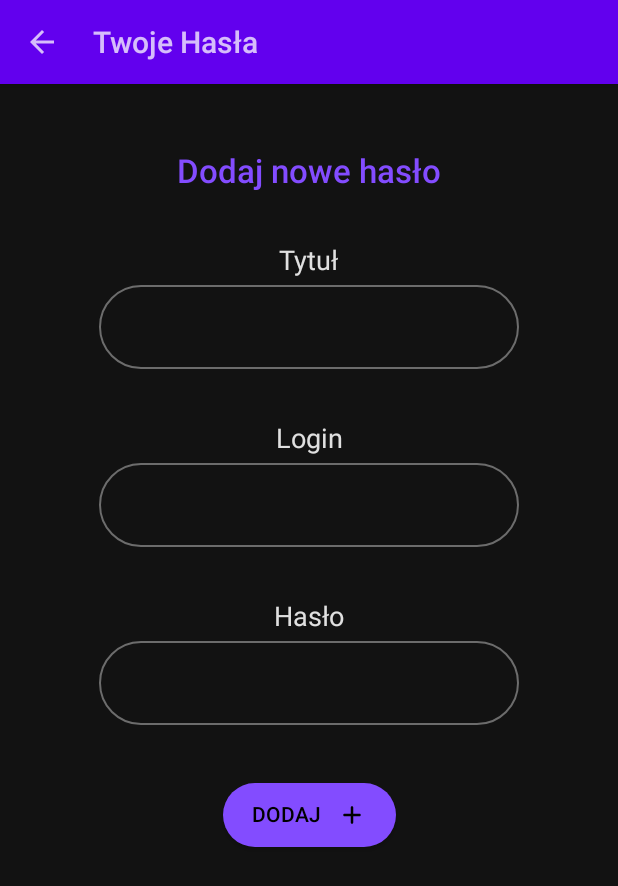
After one commit to arix2000/PasswordSaver, an Android app built with Jetpack Compose: the PasswordAddScreen screen opened through its navigation route, on a phone screen of 412 x 824 dp. The commit adds this screen. Shown: the top 886 px of the screen. Run offline under Robolectric (Android 15) with nearby library versions, the phone set to English and light mode, and no system bars; our stand-ins replace Room's generated code, livedata-compose; 1 statement that could not run was skipped.

Commit message:
add password add screen

```diff
--- a/app/src/main/java/com/password/saver/MyPasswordsActivity.kt
+++ b/app/src/main/java/com/password/saver/MyPasswordsActivity.kt
@@ -16,6 +16,7 @@ import com.password.saver.features.loginscreen.ui.LoginFragment
 import com.password.saver.features.loginscreen.ui.LoginScreen
 import com.password.saver.features.passwordlist.ui.screens.PasswordDetails
 import com.password.saver.features.passwordlist.ui.PasswordsFragment
+import com.password.saver.features.passwordlist.ui.screens.PasswordAddScreen
 import com.password.saver.models.Password
 import com.password.saver.models.Password.Companion.PASSWORD_ARGUMENT_KEY
 import com.password.saver.ui.appcomposables.AppSnackBarHost
@@ -39,12 +40,8 @@ class MyPasswordsActivity : ComponentActivity() {
         val scaffoldState = rememberScaffoldState()
         Scaffold(
             scaffoldState = scaffoldState,
-            topBar = {
-                TopBar(navController, shouldShowBackButton)
-            },
-            snackbarHost = {
-                AppSnackBarHost(hostState = it)
-            }
+            topBar = { TopBar(navController, shouldShowBackButton) },
+            snackbarHost = { AppSnackBarHost(hostState = it) }
         ) {
             NavHost(navController = navController, startDestination = ROUTE_LOGIN_FRAGMENT) {
                 composable(ROUTE_LOGIN_FRAGMENT) {
@@ -61,12 +58,17 @@ class MyPasswordsActivity : ComponentActivity() {
                 }
                 composable(
                     "$ROUTE_PASSWORD_DETAILS/{password}",
-                    arguments = listOf(navArgument(PASSWORD_ARGUMENT_KEY) { type = NavType.StringType })) { backStackEntry ->
+                    listOf(navArgument(PASSWORD_ARGUMENT_KEY) { type = NavType.StringType })
+                ) { backStackEntry ->
                     backStackEntry.arguments?.getString(PASSWORD_ARGUMENT_KEY)?.let {
                         PasswordDetails(Password.fromJson(it), scaffoldState)
                     }
-                        shouldShowBackButton = true
-                    }
+                    shouldShowBackButton = true
+                }
+                composable(ROUTE_PASSWORD_ADD) {
+                    PasswordAddScreen(scaffoldState, navController)
+                    shouldShowBackButton = true
+                }
             }
         }
     }
@@ -89,5 +91,6 @@ class MyPasswordsActivity : ComponentActivity() {
         const val ROUTE_PASSWORD_LIST = "passwordList"
         const val ROUTE_LOGIN_SCREEN = "loginScreen"
         const val ROUTE_PASSWORD_DETAILS = "passwordDetails"
+        const val ROUTE_PASSWORD_ADD = "passwordAdd"
     }
 }
--- a/app/src/main/java/com/password/saver/features/passwordlist/PasswordsViewModel.kt
+++ b/app/src/main/java/com/password/saver/features/passwordlist/PasswordsViewModel.kt
@@ -11,7 +11,7 @@ class PasswordsViewModel(private val repository: PasswordsRepository): ViewModel
         repository.delete(password)
     }
 
-    fun insert(password: Password) {
+    fun add(password: Password) {
         repository.insert(password)
     }
 
--- a/app/src/main/java/com/password/saver/features/passwordlist/ui/ListItemPassword.kt
+++ b/app/src/main/java/com/password/saver/features/passwordlist/ui/ListItemPassword.kt
@@ -35,7 +35,7 @@ fun ListItemPassword(password: Password, onClick: () -> Unit) {
                 }
             ) {
 
-            Column(Modifier.padding(horizontal = 20.dp, vertical = 10.dp)) {
+            Column(Modifier.padding(horizontal = 20.dp, vertical = 10.dp).padding(end = 30.dp)) {
                 Text(
                     text = password.title,
                     maxLines = 1,
--- a/app/src/main/java/com/password/saver/features/passwordlist/ui/PasswordFragment.kt
+++ b/app/src/main/java/com/password/saver/features/passwordlist/ui/PasswordFragment.kt
@@ -1,10 +1,11 @@
 package com.password.saver.features.passwordlist.ui
 
 import androidx.compose.runtime.Composable
+import androidx.compose.runtime.collectAsState
+import androidx.compose.runtime.getValue
 import androidx.navigation.NavController
 import com.password.saver.features.passwordlist.PasswordsViewModel
 import com.password.saver.features.passwordlist.ui.screens.PasswordList
-import com.password.saver.models.Password
 import com.password.saver.ui.theme.PasswordSaverTheme
 import org.koin.androidx.compose.getViewModel
 
@@ -12,8 +13,7 @@ import org.koin.androidx.compose.getViewModel
 @Composable
 fun PasswordsFragment(navController: NavController) {
     val passwordsViewModel = getViewModel<PasswordsViewModel>()
-    val passwords = listOf(Password("Poczta Gmail", "arkadiusz.madry.2000@gmail.com", "Painkiler1"))
-    //by passwordsViewModel.getPasswords().collectAsState(initial = listOf())
+    val passwords by passwordsViewModel.getPasswords().collectAsState(initial = listOf())
 
     PasswordSaverTheme {
         PasswordList(passwords, navController)
--- /dev/null
+++ b/app/src/main/java/com/password/saver/features/passwordlist/ui/composables/AddButton.kt
@@ -0,0 +1,39 @@
+package com.password.saver.features.passwordlist.ui.composables
+
+import androidx.compose.foundation.Image
+import androidx.compose.foundation.layout.Spacer
+import androidx.compose.foundation.layout.height
+import androidx.compose.foundation.layout.padding
+import androidx.compose.foundation.layout.width
+import androidx.compose.foundation.shape.CircleShape
+import androidx.compose.material.Button
+import androidx.compose.material.Text
+import androidx.compose.material.icons.Icons
+import androidx.compose.material.icons.rounded.Add
+import androidx.compose.runtime.Composable
+import androidx.compose.ui.Modifier
+import androidx.compose.ui.res.stringResource
+import androidx.compose.ui.unit.dp
+import com.password.saver.R
+
+@Composable
+fun AddButton(
+    text: String = stringResource(id = R.string.add),
+    onClick: () -> Unit
+) {
+    Button(
+        shape = CircleShape,
+        onClick = onClick,
+    ) {
+        Text(text = text.uppercase(), Modifier.padding(3.dp))
+        Spacer(modifier = Modifier.width(4.dp))
+        Image(
+            imageVector = Icons.Rounded.Add,
+            contentDescription = null,
+            modifier = Modifier
+                .padding(3.dp)
+                .height(20.dp),
+
+            )
+    }
+}
--- /dev/null
+++ b/app/src/main/java/com/password/saver/features/passwordlist/ui/screens/PasswordAddScreen.kt
@@ -0,0 +1,97 @@
+package com.password.saver.features.passwordlist.ui.screens
+
+import androidx.compose.foundation.layout.*
+import androidx.compose.foundation.rememberScrollState
+import androidx.compose.foundation.shape.CircleShape
+import androidx.compose.foundation.verticalScroll
+import androidx.compose.material.*
+import androidx.compose.runtime.*
+import androidx.compose.ui.Alignment
+import androidx.compose.ui.Modifier
+import androidx.compose.ui.res.stringResource
+import androidx.compose.ui.text.font.FontWeight
+import androidx.compose.ui.tooling.preview.Preview
+import androidx.compose.ui.unit.dp
+import androidx.compose.ui.unit.sp
+import androidx.navigation.NavController
+import com.password.saver.MyPasswordsActivity.Companion.ROUTE_PASSWORD_LIST
+import com.password.saver.R
+import com.password.saver.features.passwordlist.PasswordsViewModel
+import com.password.saver.features.passwordlist.ui.composables.AddButton
+import com.password.saver.models.Password
+import com.password.saver.ui.theme.ColorPrimary
+import com.password.saver.ui.theme.PasswordSaverTheme
+import kotlinx.coroutines.launch
+import org.koin.androidx.compose.getViewModel
+
+
+@Composable
+fun PasswordAddScreen(
+    scaffoldState: ScaffoldState,
+    navController: NavController
+) {
+    var title by remember { mutableStateOf("") }
+    var login by remember { mutableStateOf("") }
+    var passwordValue by remember { mutableStateOf("") }
+    val viewModel = getViewModel<PasswordsViewModel>()
+
+    PasswordSaverTheme {
+        Box {
+            Surface(modifier = Modifier.fillMaxSize()) {
+                Column(
+                    horizontalAlignment = Alignment.CenterHorizontally,
+                    verticalArrangement = Arrangement.spacedBy(5.dp),
+                    modifier = Modifier
+                        .padding(10.dp)
+                        .verticalScroll(rememberScrollState())
+                ) {
+                    Spacer(modifier = Modifier.height(30.dp))
+                    Text(
+                        text = stringResource(R.string.add_new_password),
+                        fontSize = 22.sp,
+                        color = ColorPrimary,
+                        fontWeight = FontWeight.SemiBold
+                    )
+                    Spacer(modifier = Modifier.height(25.dp))
+                    Text(text = stringResource(R.string.title), fontSize = 18.sp)
+                    OutlinedTextField(
+                        value = title,
+                        onValueChange = { title = it },
+                        shape = CircleShape,
+                        maxLines = 1
+                    )
+                    Spacer(modifier = Modifier.height(25.dp))
+                    Text(text = stringResource(R.string.login), fontSize = 18.sp)
+                    OutlinedTextField(
+                        value = login,
+                        onValueChange = { login = it },
+                        shape = CircleShape,
+                        maxLines = 1
+                    )
+                    Spacer(modifier = Modifier.height(25.dp))
+                    Text(text = stringResource(R.string.password), fontSize = 18.sp)
+                    OutlinedTextField(
+                        value = passwordValue,
+                        onValueChange = { passwordValue = it },
+                        shape = CircleShape,
+                        maxLines = 1
+                    )
+                    Spacer(modifier = Modifier.height(25.dp))
+                    val snackBarText = stringResource(R.string.all_pools_required)
+                    val scope = rememberCoroutineScope()
+                    AddButton {
+                        if (title.isNotBlank() && login.isNotBlank() && passwordValue.isNotBlank()) {
+                            viewModel.add(Password(title, login, passwordValue))
+                            navController.navigateUp()
+                        } else {
+                            scope.launch {
+                                scaffoldState.snackbarHostState
+                                    .showSnackbar(snackBarText)
+                            }
+                        }
+                    }
+                }
+            }
+        }
+    }
+}
--- a/app/src/main/java/com/password/saver/features/passwordlist/ui/screens/PasswordDetails.kt
+++ b/app/src/main/java/com/password/saver/features/passwordlist/ui/screens/PasswordDetails.kt
@@ -48,7 +48,7 @@ fun PasswordDetails(
 
                 ) {
                     Spacer(modifier = Modifier.height(30.dp))
-                    Text(text = "Tytuł:", fontSize = 18.sp)
+                    Text(text = stringResource(R.string.title_with_colon), fontSize = 18.sp)
                     Text(
                         text = password.title,
                         fontSize = 22.sp,
--- a/app/src/main/res/values/strings.xml
+++ b/app/src/main/res/values/strings.xml
@@ -9,8 +9,15 @@
     <string name="wrong_password">Nieprawidłowe hasło</string>
     <string name="next">Dalej</string>
     <string name="login_with_colon">Login:</string>
+    <string name="login">Login</string>
     <string name="password_with_colon">Hasło:</string>
     <string name="copied">Skopiowano!</string>
     <string name="edit">Edytuj</string>
     <string name="delete">Usuń</string>
+    <string name="title_with_colon">Tytuł:</string>
+    <string name="title">Tytuł</string>
+    <string name="add_new_password">Dodaj nowe hasło</string>
+    <string name="edit_password">Edytuj hasło</string>
+    <string name="add">Dodaj</string>
+    <string name="all_pools_required">Wszystkie pola są wymagane!</string>
 </resources>
```
Also changed, not shown: app/src/main/java/com/password/saver/features/passwordlist/ui/screens/PasswordList.kt (+6 -9 lines), app/src/main/java/com/password/saver/models/Password.kt (+7 -1 lines).
